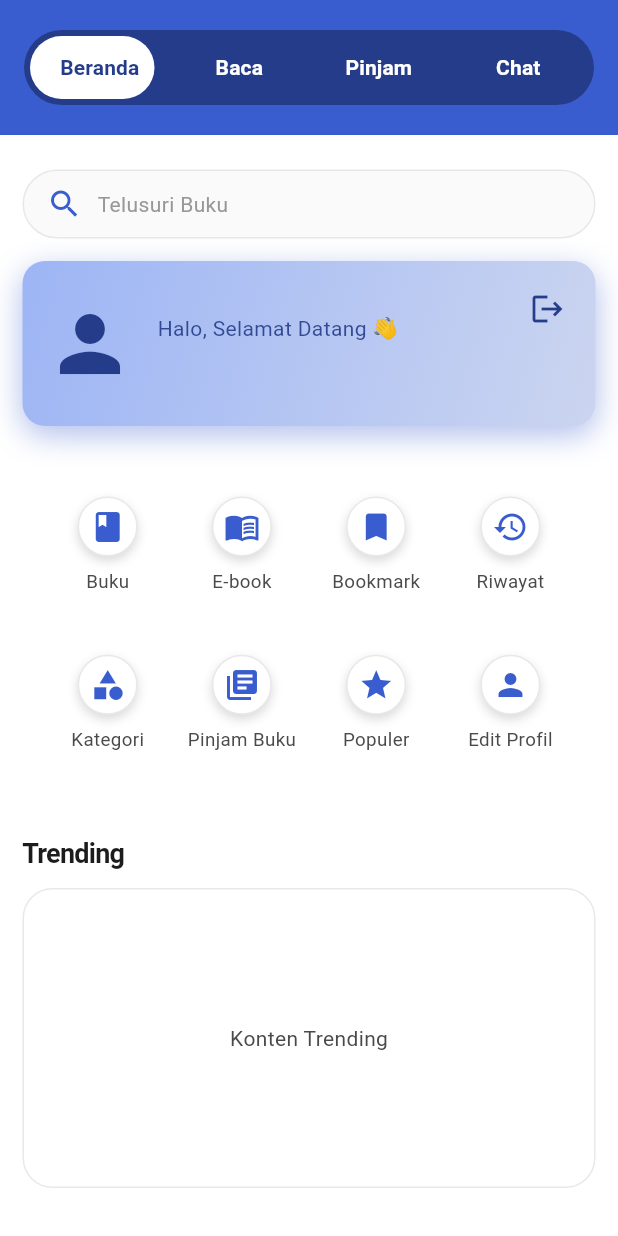
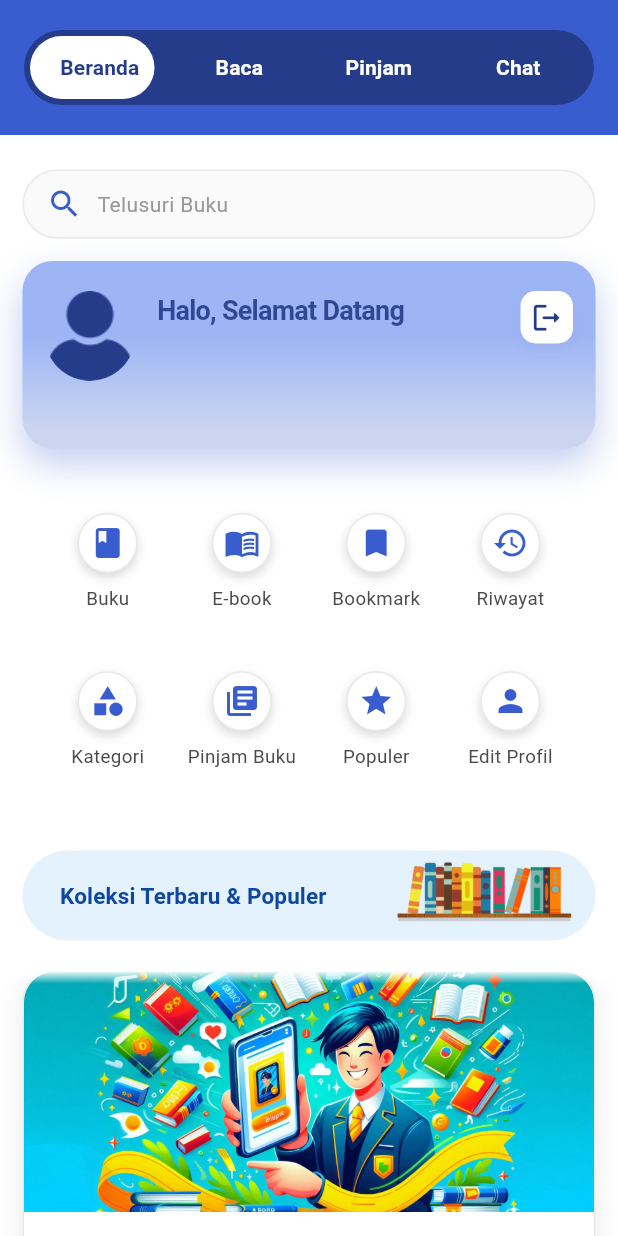
Before and after one commit to kfzrvn/project-candil, a Flutter app: the Homepage screen opened directly, on a phone screen of 412 x 824 dp. Run offline on Flutter 3.47's test engine with Material 3 defaults, Android fonts, the phone set to English and light mode, and no system bars; our stand-ins replace firebase_auth, firebase_core; accounts and stored records are empty; Roboto replaces fonts that are missing (SF-Pro-Display).

Commit message:
Update Baru

```diff
--- a/lib/main.dart
+++ b/lib/main.dart
@@ -2,7 +2,6 @@
 import 'package:flutter/material.dart';
 import 'package:firebase_core/firebase_core.dart';
 import 'firebase_options.dart';
-
 
 void main() async {
   WidgetsFlutterBinding.ensureInitialized();
--- a/lib/pages/beranda.dart
+++ b/lib/pages/beranda.dart
@@ -18,9 +18,7 @@
   @override
   void initState() {
     super.initState();
-
     final user = FirebaseAuth.instance.currentUser;
-
     if (user != null) {
       setState(() {
         userName =
@@ -53,9 +51,7 @@
             ),
             onPressed: () async {
               await FirebaseAuth.instance.signOut();
-
               if (!mounted) return;
-
               Navigator.pushAndRemoveUntil(
                 context,
                 MaterialPageRoute(
@@ -80,7 +76,6 @@
           MaterialPageRoute(builder: (context) => const KategoriPage()),
         );
         break;
-
       default:
         ScaffoldMessenger.of(context).showSnackBar(
           SnackBar(
@@ -97,7 +92,11 @@
     return Column(
       crossAxisAlignment: CrossAxisAlignment.start,
       children: [
-        // ================= SEARCH BAR =================
+        // =========================================
+        // BAGIAN FIXED
+        // =========================================
+
+        // 1. SEARCH BAR
         Padding(
           padding: const EdgeInsets.only(top: 23, left: 15, right: 15),
           child: Container(
@@ -120,74 +119,120 @@
           ),
         ),
 
-        // BANNER PROFILE + LOGOUT
+        // 2. BANNER PROFILE (CUSTOM HEIGHT CONTROL)
         Padding(
           padding: const EdgeInsets.all(15),
-          child: Stack(
-            children: [
-              Container(
-                height: 110,
+          child: Container(
+            height: 125,
+            padding: const EdgeInsets.symmetric(horizontal: 15),
             decoration: BoxDecoration(
-                  gradient: LinearGradient(
-                    begin: Alignment.topLeft,
-                    end: Alignment.bottomRight,
+              gradient: const LinearGradient(
+                begin: Alignment.bottomCenter,
+                end: Alignment.topCenter,
                 colors: [
-                      const Color.fromARGB(255, 157, 181, 245),
-                      const Color.fromARGB(255, 203, 213, 240),
+                  Color.fromARGB(255, 203, 213, 240),
+                  Color.fromARGB(255, 157, 181, 245),
                 ],
+                stops: [0.1, 0.6],
               ),
-                  borderRadius: BorderRadius.circular(15),
+              borderRadius: BorderRadius.circular(20),
               boxShadow: [
                 BoxShadow(
-                      color: blue3.withOpacity(0.4),
-                      blurRadius: 17,
-                      offset: const Offset(0, 6),
+                  color: blue3.withOpacity(0.3),
+                  blurRadius: 20,
+                  offset: const Offset(0, 10),
+                  spreadRadius: 0,
                 ),
               ],
             ),
             child: Row(
+              crossAxisAlignment: CrossAxisAlignment
+                  .start, // Wajib Start agar bisa didorong ke bawah
               children: [
+                // A. CONTROLLER FOTO USER
+                Padding(
+                  // [ATUR TINGGI DISINI] Ubah 25.0 sesuai keinginan
+                  padding: const EdgeInsets.only(top: 20.0),
+                  child: SizedBox(
+                    width: 60,
+                    height: 60,
+                    child: ClipOval(
+                      child: Image.asset(
+                        'assets/images/user.png',
+                        fit: BoxFit.cover,
+                        errorBuilder: (context, error, stackTrace) {
+                          return Icon(Icons.person, size: 40, color: blue1);
+                        },
+                      ),
+                    ),
+                  ),
+                ),
+
                 const SizedBox(width: 15),
-                    Icon(Icons.person, size: 60, color: blue1),
-                    const SizedBox(width: 15),
-                    Column(
-                      mainAxisAlignment: MainAxisAlignment.center,
+
+                // B. CONTROLLER TEKS
+                Expanded(
+                  child: Padding(
+                    // [ATUR TINGGI DISINI] Ubah 32.0 sesuai keinginan
+                    padding: const EdgeInsets.only(top: 20.0),
+                    child: Column(
                       crossAxisAlignment: CrossAxisAlignment.start,
                       children: [
                         Text(
-                          'Halo, Selamat Datang 👋',
-                          style: regular14.copyWith(
+                          'Halo, Selamat Datang',
+                          style: bold18.copyWith(
                             color: blue1.withOpacity(0.9),
                           ),
                         ),
+                        const SizedBox(height: 1),
                         Text(
                           userName,
-                          style: semibold14.copyWith(color: blue1),
+                          style: regular14.copyWith(
+                            color: blue1,
+                            fontSize: 16,
                           ),
-                      ],
+                          overflow: TextOverflow.ellipsis,
                         ),
                       ],
                     ),
                   ),
+                ),
 
-              // 🔥 LOGOUT BUTTON
-              Positioned(
-                top: 8,
-                right: 8,
-                child: IconButton(
-                  icon: const Icon(Icons.logout),
+                // C. CONTROLLER TOMBOL LOGOUT
+                Padding(
+                  // [ATUR TINGGI DISINI] Ubah 20.0 sesuai keinginan
+                  padding: const EdgeInsets.only(top: 20.0),
+                  child: GestureDetector(
+                    onTap: _logout,
+                    child: Container(
+                      padding: const EdgeInsets.all(6),
+                      decoration: BoxDecoration(
+                        color: Colors.white,
+                        borderRadius: BorderRadius.circular(10),
+                        boxShadow: [
+                          BoxShadow(
+                            color: Colors.black.withOpacity(0.03),
+                            blurRadius: 8,
+                            offset: const Offset(0, 4),
+                          )
+                        ],
+                      ),
+                      child: Icon(
+                        Icons.logout_rounded,
+                        size: 23,
                         color: blue1,
-                  onPressed: _logout,
-                  tooltip: 'Logout',
+                      ),
+                    ),
                   ),
                 ),
               ],
             ),
           ),
+        ),
 
-        // ================= MENU ICONS =================
+        // 3. MENU ICONS
         Padding(
-          padding: const EdgeInsets.only(left: 27, right: 27, top: 32),
+          padding: const EdgeInsets.only(left: 27, right: 27, top: 28),
           child: GridView.count(
             crossAxisCount: 4,
             shrinkWrap: true,
@@ -233,30 +278,122 @@
           ),
         ),
 
-        // Page trnedning
+        // 4. HEADER TRENDING
         Padding(
-          padding: const EdgeInsets.fromLTRB(15, 30, 15, 10),
+          padding: const EdgeInsets.fromLTRB(15, 30, 15, 20),
+          child: Stack(
+            clipBehavior: Clip.none,
+            alignment: Alignment.centerLeft,
+            children: [
+              Container(
+                width: double.infinity,
+                height: 60,
+                padding: const EdgeInsets.only(left: 25, right: 90),
+                decoration: BoxDecoration(
+                  color: const Color(0xFFE3F2FD),
+                  borderRadius: BorderRadius.circular(30),
+                ),
+                alignment: Alignment.centerLeft,
                 child: Text(
-            "Trending",
-            style: bold18.copyWith(color: dark1),
+                  "Koleksi Terbaru & Populer",
+                  style: bold16.copyWith(
+                    color: const Color(0xFF0D47A1),
+                    fontSize: 15,
+                  ),
+                ),
+              ),
+              Positioned(
+                right: 10,
+                bottom: -25,
+                child: Image.asset(
+                  'assets/images/book.png',
+                  height: 110,
+                  fit: BoxFit.contain,
+                ),
+              ),
+            ],
           ),
         ),
 
-        // =Conten
+        // =========================================
+        // BAGIAN SCROLLABLE
+        // =========================================
         Expanded(
+          child: ShaderMask(
+            shaderCallback: (Rect rect) {
+              return const LinearGradient(
+                begin: Alignment.topCenter,
+                end: Alignment.bottomCenter,
+                colors: [
+                  Colors.purple,
+                  Colors.transparent,
+                  Colors.transparent,
+                  Colors.transparent
+                ],
+                stops: [0.0, 0.05, 0.5, 1.0],
+              ).createShader(rect);
+            },
+            blendMode: BlendMode.dstOut,
             child: SingleChildScrollView(
               padding: const EdgeInsets.fromLTRB(15, 0, 15, 30),
-            child: Container(
-              height: 200,
+              child: Column(
+                children: [
+                  Container(
+                    width: double.infinity,
                     decoration: BoxDecoration(
                       color: Colors.white,
                       borderRadius: BorderRadius.circular(20),
                       border: Border.all(color: const Color(0xFFE8E8E8)),
+                      boxShadow: [
+                        BoxShadow(
+                          color: Colors.black.withOpacity(0.08),
+                          blurRadius: 15,
+                          offset: const Offset(0, 5),
                         ),
-              alignment: Alignment.center,
-              child: Text(
-                'Konten Trending',
-                style: regular14.copyWith(color: dark2),
+                      ],
+                    ),
+                    child: Column(
+                      crossAxisAlignment: CrossAxisAlignment.start,
+                      children: [
+                        Container(
+                          width: double.infinity,
+                          height: 160,
+                          decoration: const BoxDecoration(
+                            borderRadius:
+                                BorderRadius.vertical(top: Radius.circular(20)),
+                            image: DecorationImage(
+                              image: AssetImage('assets/images/news1.jpg'),
+                              fit: BoxFit.cover,
+                            ),
+                          ),
+                        ),
+                        Padding(
+                          padding: const EdgeInsets.all(20),
+                          child: Column(
+                            crossAxisAlignment: CrossAxisAlignment.start,
+                            children: [
+                              Text(
+                                "Makin Seru 😉",
+                                style: semibold14.copyWith(
+                                    fontSize: 16,
+                                    color: dark1,
+                                    fontWeight: FontWeight.w700),
+                              ),
+                              const SizedBox(height: 8),
+                              Text(
+                                "Temukan koleksi buku terbaru dan promo menarik minggu ini. Jangan sampai kelewatan!",
+                                style: regular14.copyWith(
+                                  color: const Color(0xFF757575),
+                                  height: 1.5,
+                                ),
+                              ),
+                            ],
+                          ),
+                        ),
+                      ],
+                    ),
+                  ),
+                ],
               ),
             ),
           ),
```
Also changed, not shown: assets/images/book.png (added), assets/images/user.png (added), pubspec.lock. Lines whose indentation alone changed are shown as unchanged.
